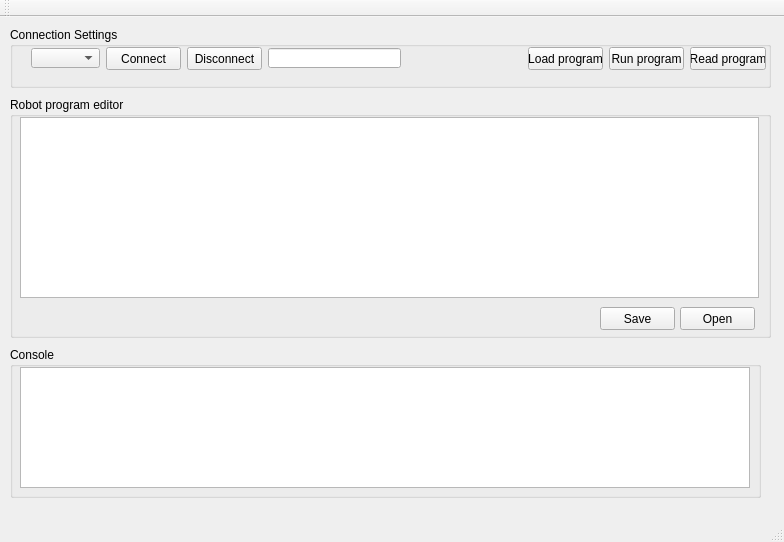
dexter299792458/ATS, file mainwindow.ui: the form before one commit.
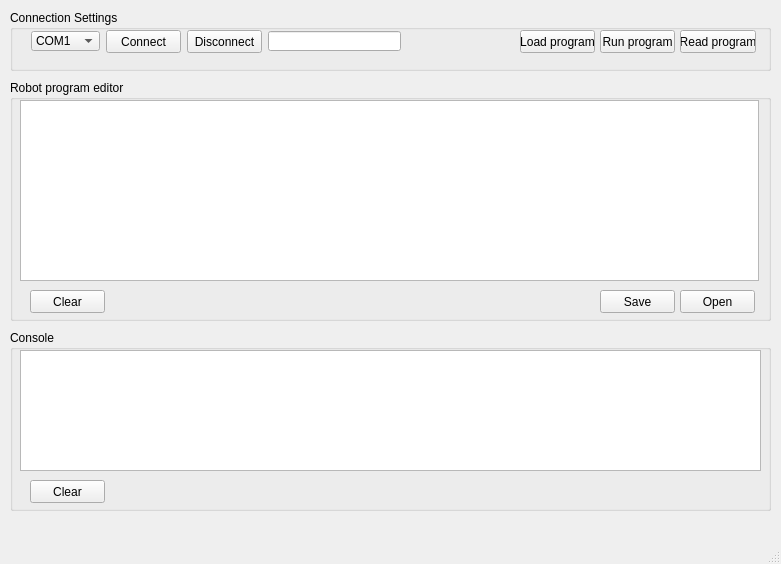
The form after the commit.

```diff
--- a/mainwindow.ui
+++ b/mainwindow.ui
@@ -6,10 +6,19 @@
    <rect>
     <x>0</x>
     <y>0</y>
-    <width>784</width>
-    <height>542</height>
+    <width>781</width>
+    <height>564</height>
    </rect>
   </property>
+  <property name="sizePolicy">
+   <sizepolicy hsizetype="Maximum" vsizetype="Maximum">
+    <horstretch>0</horstretch>
+    <verstretch>0</verstretch>
+   </sizepolicy>
+  </property>
+  <property name="cursor">
+   <cursorShape>ArrowCursor</cursorShape>
+  </property>
   <property name="windowTitle">
    <string>Festo Scorbot Applicatie</string>
   </property>
@@ -82,11 +91,26 @@
        <height>20</height>
       </rect>
      </property>
+     <item>
+      <property name="text">
+       <string>COM1</string>
+      </property>
+     </item>
+     <item>
+      <property name="text">
+       <string>COM2</string>
+      </property>
+     </item>
+     <item>
+      <property name="text">
+       <string>COM3</string>
+      </property>
+     </item>
     </widget>
     <widget class="QPushButton" name="pushButton_4">
      <property name="geometry">
       <rect>
-       <x>680</x>
+       <x>670</x>
        <y>20</y>
        <width>76</width>
        <height>23</height>
@@ -99,7 +123,7 @@
     <widget class="QPushButton" name="pushButton_5">
      <property name="geometry">
       <rect>
-       <x>599</x>
+       <x>590</x>
        <y>20</y>
        <width>75</width>
        <height>23</height>
@@ -112,7 +136,7 @@
     <widget class="QPushButton" name="pushButton_6">
      <property name="geometry">
       <rect>
-       <x>518</x>
+       <x>510</x>
        <y>20</y>
        <width>75</width>
        <height>23</height>
@@ -202,14 +226,27 @@
       <string>Open</string>
      </property>
     </widget>
+    <widget class="QPushButton" name="clear_editorButton">
+     <property name="geometry">
+      <rect>
+       <x>20</x>
+       <y>210</y>
+       <width>75</width>
+       <height>23</height>
+      </rect>
+     </property>
+     <property name="text">
+      <string>Clear</string>
+     </property>
+    </widget>
    </widget>
    <widget class="QGroupBox" name="groupBox_3">
     <property name="geometry">
      <rect>
       <x>10</x>
       <y>330</y>
-      <width>751</width>
-      <height>151</height>
+      <width>761</width>
+      <height>181</height>
      </rect>
     </property>
     <property name="title">
@@ -220,7 +257,7 @@
       <rect>
        <x>10</x>
        <y>20</y>
-       <width>730</width>
+       <width>741</width>
        <height>121</height>
       </rect>
      </property>
@@ -231,6 +268,19 @@
       <bool>false</bool>
      </property>
     </widget>
+    <widget class="QPushButton" name="clear_consoleButton">
+     <property name="geometry">
+      <rect>
+       <x>20</x>
+       <y>150</y>
+       <width>75</width>
+       <height>23</height>
+      </rect>
+     </property>
+     <property name="text">
+      <string>Clear</string>
+     </property>
+    </widget>
    </widget>
    <zorder>groupBox_2</zorder>
    <zorder>groupBox</zorder>
@@ -248,6 +298,12 @@
   </widget>
   <widget class="QStatusBar" name="statusBar"/>
   <widget class="QToolBar" name="mainToolBar">
+   <property name="sizePolicy">
+    <sizepolicy hsizetype="Ignored" vsizetype="Ignored">
+     <horstretch>0</horstretch>
+     <verstretch>0</verstretch>
+    </sizepolicy>
+   </property>
    <attribute name="toolBarArea">
     <enum>TopToolBarArea</enum>
    </attribute>
```
Left out of the diff: 4 changed lines with no effect on the pictures.
